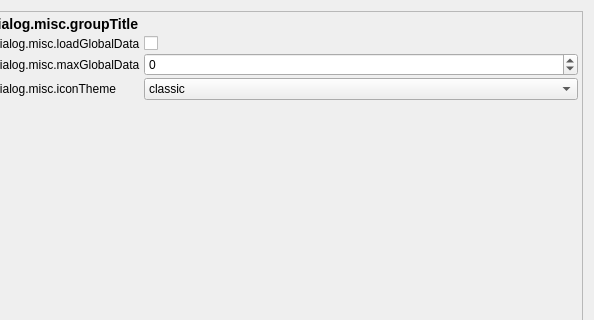
Before: the Qt Designer form src/settingsdialog.ui in bedrock-dev/BedrockMap, drawn with Qt 5; both pictures show x 306 to 900 and y 0 to 320 of the 900 by 650 pixel window.
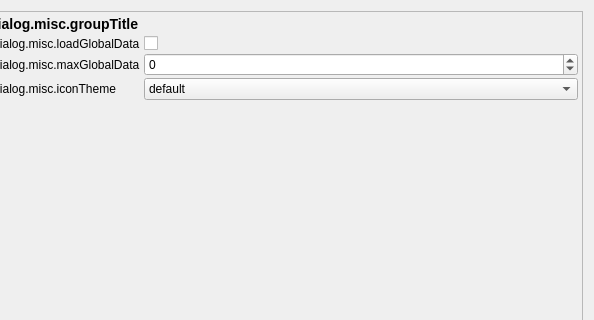
After: the same form once the commit is applied. The open tabs and pages were chosen to show the change. Icons and pictures are not drawn.

Diff of the .ui file:
```diff
--- a/src/settingsdialog.ui
+++ b/src/settingsdialog.ui
@@ -863,6 +863,11 @@
            </item>
            <item row="2" column="1">
             <widget class="QComboBox" name="iconThemeCombo">
+             <item>
+              <property name="text">
+               <string>default</string>
+              </property>
+             </item>
              <item>
               <property name="text">
                <string>classic</string>
```
